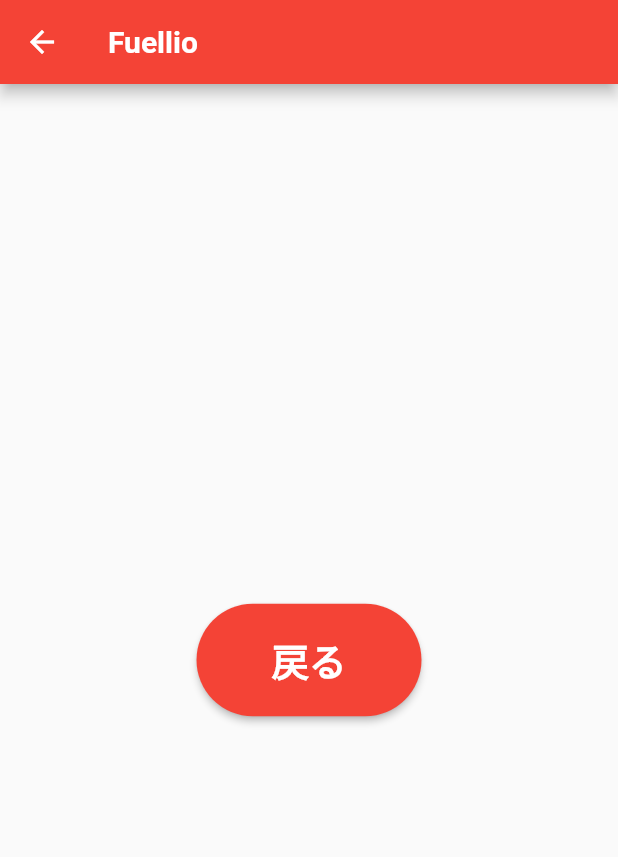
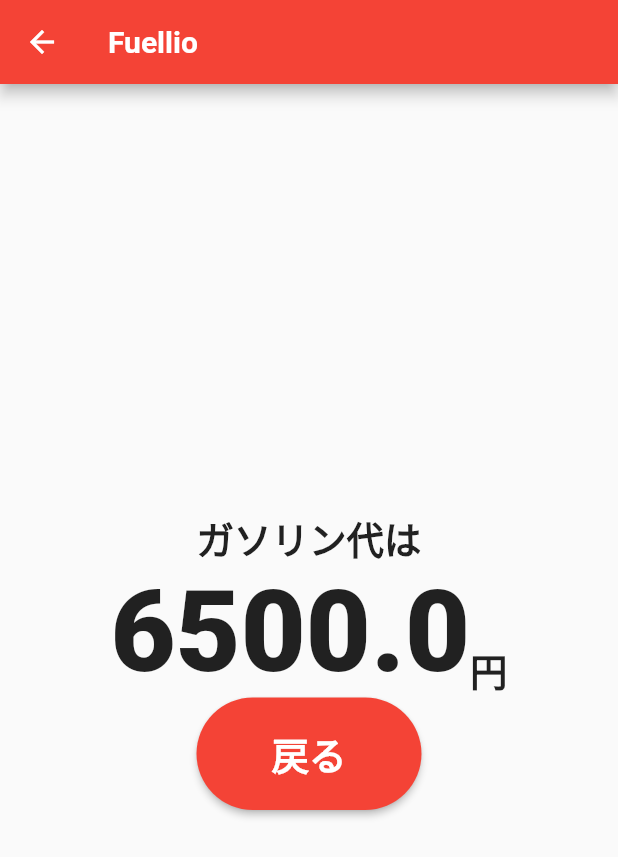
Before and after one commit to DaigoWakabayashi/fuellio, a Flutter app: the screen it shows after launch, after a tap on "算出する", on a phone screen of 412 x 824 dp. Shown: the top 857 px of the screen. Run offline on Flutter 3.47's test engine with Material 2 defaults, Android fonts, the phone set to English and light mode, and no system bars; our stand-ins replace font_awesome_flutter, google_fonts.

Commit message:
results_page.dartの整形、Calculatorの実装

```diff
--- /dev/null
+++ b/lib/brain.dart
@@ -0,0 +1,16 @@
+
+class Calculator {
+  Calculator({this.distance, this.ability, this.gasoline});
+
+  final int distance;
+  final int ability;
+  final int gasoline;
+
+  double _payment;
+
+  String calculatePayment() {
+    _payment = distance / ability * gasoline;
+    return _payment.toStringAsFixed(1);
+  }
+
+}
--- a/lib/constants.dart
+++ b/lib/constants.dart
@@ -13,3 +13,8 @@ const UnitTextStyle = TextStyle(
   fontSize: 20.0,
   fontWeight: FontWeight.bold,
 );
+
+const ResultTextStyle = TextStyle(
+  fontSize: 75.0,
+  fontWeight: FontWeight.w800,
+);
--- a/lib/input_page.dart
+++ b/lib/input_page.dart
@@ -1,6 +1,7 @@
 import 'package:flutter/material.dart';
 import 'package:flutter/cupertino.dart';
 import 'package:font_awesome_flutter/font_awesome_flutter.dart';
+import 'package:fuellio/brain.dart';
 import 'package:google_fonts/google_fonts.dart';
 import 'constants.dart';
 import 'results_page.dart';
@@ -11,14 +12,20 @@ class InputPage extends StatefulWidget {
 }
 
 class _InputPageState extends State<InputPage> {
+  int distance = 500;
+  int ability = 10;
+  int gasoline = 130;
+
   @override
   Widget build(BuildContext context) {
     return Scaffold(
       appBar: AppBar(
-        title: Text('Fuellio',
+        title: Text(
+          'Fuellio',
           style: GoogleFonts.aBeeZee(
             fontWeight: FontWeight.bold,
-        ),),
+          ),
+        ),
       ),
       body: Column(
         mainAxisAlignment: MainAxisAlignment.spaceAround,
@@ -27,10 +34,9 @@ class _InputPageState extends State<InputPage> {
             child: Row(
               mainAxisAlignment: MainAxisAlignment.spaceBetween,
               children: [
-                Icon(
-                  FontAwesomeIcons.road
-                ),
-                Text('走行距離',
+                Icon(FontAwesomeIcons.road),
+                Text(
+                  '走行距離',
                   style: LargeTextStyle,
                 ),
                 Container(
@@ -41,20 +47,20 @@ class _InputPageState extends State<InputPage> {
                     style: LargeTextStyle,
                   ),
                 ),
-                Text('km   ',
-                style: UnitTextStyle,),
+                Text(
+                  'km   ',
+                  style: UnitTextStyle,
+                ),
               ],
             ),
           ),
-
           Expanded(
             child: Row(
               mainAxisAlignment: MainAxisAlignment.spaceBetween,
               children: [
-                Icon(
-                    FontAwesomeIcons.car
-                ),
-                Text('車の燃費',
+                Icon(FontAwesomeIcons.car),
+                Text(
+                  '車の燃費',
                   style: LargeTextStyle,
                 ),
                 Container(
@@ -65,8 +71,10 @@ class _InputPageState extends State<InputPage> {
                     style: LargeTextStyle,
                   ),
                 ),
-                Text('km/L',
-                  style: UnitTextStyle,),
+                Text(
+                  'km/L',
+                  style: UnitTextStyle,
+                ),
               ],
             ),
           ),
@@ -77,7 +85,8 @@ class _InputPageState extends State<InputPage> {
                 Icon(
                   FontAwesomeIcons.gasPump,
                 ),
-                Text('ガソリン',
+                Text(
+                  'ガソリン',
                   style: LargeTextStyle,
                 ),
                 Container(
@@ -88,8 +97,10 @@ class _InputPageState extends State<InputPage> {
                     style: LargeTextStyle,
                   ),
                 ),
-                Text('円/L',
-                  style: UnitTextStyle,),
+                Text(
+                  '円/L',
+                  style: UnitTextStyle,
+                ),
               ],
             ),
           ),
@@ -103,12 +114,16 @@ class _InputPageState extends State<InputPage> {
               textColor: Colors.white,
               shape: StadiumBorder(),
               color: Colors.red,
-              child: Text('算出する',
-              style: LargeTextStyle),
+              child: Text('算出する', style: LargeTextStyle),
               onPressed: () {
+                Calculator calc = Calculator(
+                    distance: distance, ability: ability, gasoline: gasoline);
                 Navigator.push(
                   context,
-                  MaterialPageRoute(builder: (context) => ResultsPage()),
+                  MaterialPageRoute(
+                      builder: (context) => ResultsPage(
+                            payment: calc.calculatePayment(),
+                          )),
                 );
               },
             ),
--- a/lib/results_page.dart
+++ b/lib/results_page.dart
@@ -1,10 +1,15 @@
 import 'package:flutter/material.dart';
 import 'package:fuellio/input_page.dart';
 import 'package:google_fonts/google_fonts.dart';
-
 import 'constants.dart';
 
 class ResultsPage extends StatelessWidget {
+
+  ResultsPage(
+      {@required this.payment,});
+
+  final String payment;
+
   @override
   Widget build(BuildContext context) {
     return Scaffold(
@@ -20,7 +25,20 @@ class ResultsPage extends StatelessWidget {
         child: Column(
           mainAxisAlignment: MainAxisAlignment.center,
           children: <Widget>[
+            Text('ガソリン代は',
+            style: LargeTextStyle,),
+            Row(
+              mainAxisAlignment: MainAxisAlignment.center,
+              crossAxisAlignment: CrossAxisAlignment.end,
+              children: [
+                Text(
+                payment,
+                style: ResultTextStyle,),
+                Text('円',
+                style: LargeTextStyle,),
+              ],
 
+            ),
             SizedBox(
               width: 150.0,
               height: 75.0,
```
Also changed, not shown: lib/bottom_button.dart (deleted). Lines whose indentation alone changed are shown as unchanged.
